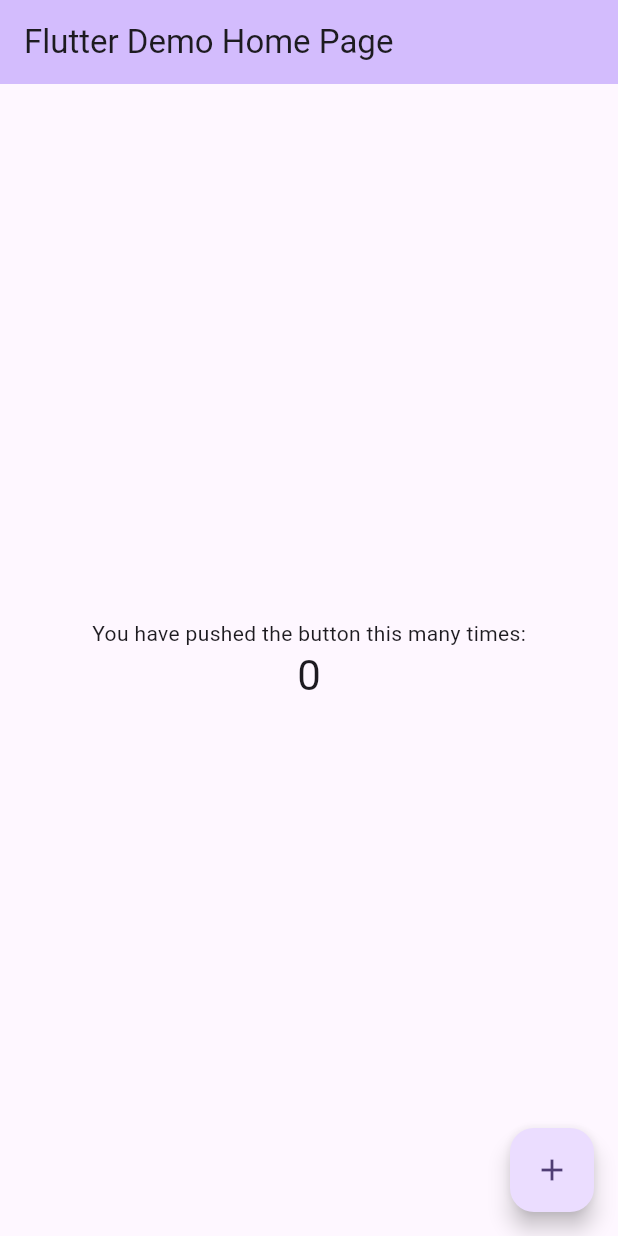
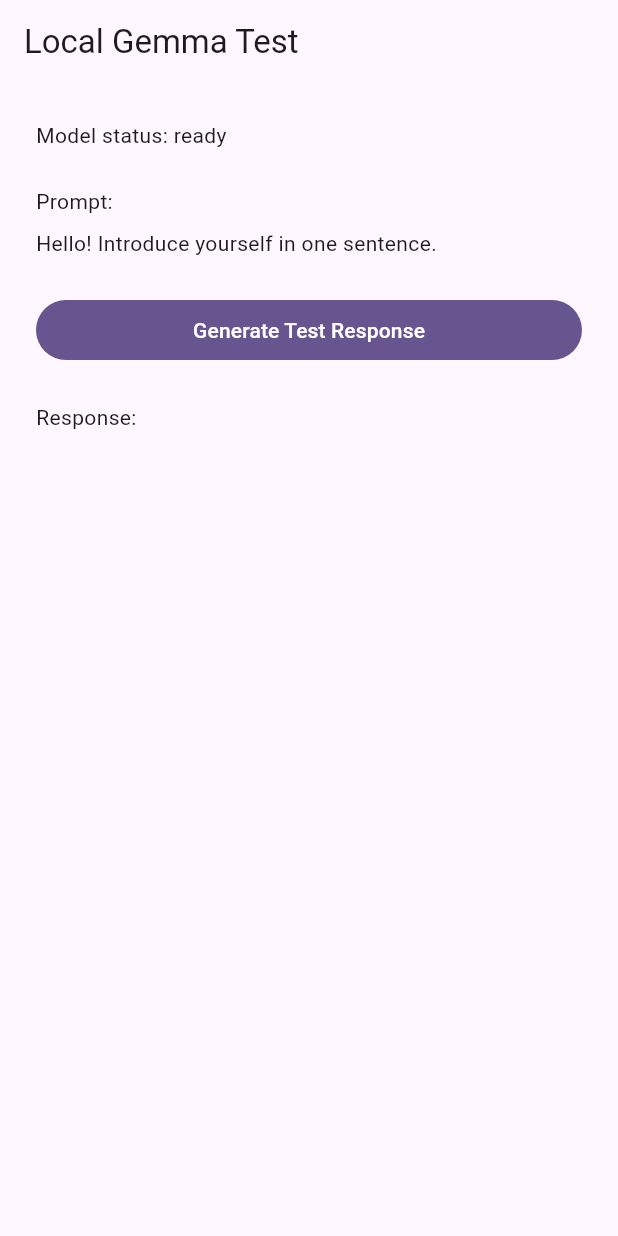
Before and after one commit to dilipJasrajani/slm_ai_chatbot, a Flutter app: the screen it shows after launch, on a phone screen of 412 x 824 dp. Run offline on Flutter 3.47's test engine with Material 3 defaults, Android fonts, the phone set to English and light mode, and no system bars; missing offline and left inert: flutter_gemma, flutter_gemma_mediapipe.

Commit message:
Local SLM ready and working. It generated response locally

```diff
--- /dev/null
+++ b/lib/domain/llm/local_llm_service.dart
@@ -0,0 +1,7 @@
+abstract interface class LocalLlmService {
+  Stream<String> generate(String prompt);
+
+  Future<void> stop();
+
+  Future<void> dispose();
+}
--- /dev/null
+++ b/lib/domain/model/local_model_manager.dart
@@ -0,0 +1,57 @@
+import 'dart:async';
+
+import 'local_model_repository.dart';
+import 'model_status.dart';
+
+class LocalModelManager {
+  LocalModelManager(this._repository);
+
+  final LocalModelRepository _repository;
+  final StreamController<ModelState> _states =
+      StreamController<ModelState>.broadcast();
+
+  ModelState _state = const ModelState.notDownloaded();
+  Future<ModelState>? _ongoingOperation;
+
+  ModelState get state => _state;
+
+  Stream<ModelState> get states => _states.stream;
+
+  Future<ModelState> ensureReady() {
+    return _ongoingOperation ??= _ensureReady().whenComplete(
+      () => _ongoingOperation = null,
+    );
+  }
+
+  Future<ModelState> _ensureReady() async {
+    try {
+      final isInstalled = await _repository.isInstalled();
+
+      if (!isInstalled) {
+        _emit(const ModelState.notDownloaded());
+        _emit(const ModelState.downloading(0));
+        await _repository.download(onProgress: _onDownloadProgress);
+      }
+
+      _emit(const ModelState.downloaded());
+      _emit(const ModelState.loading());
+      await _repository.load();
+      _emit(const ModelState.ready());
+    } catch (error) {
+      _emit(ModelState.error(error.toString()));
+    }
+
+    return _state;
+  }
+
+  void _onDownloadProgress(int progress) {
+    _emit(ModelState.downloading(progress));
+  }
+
+  void _emit(ModelState state) {
+    _state = state;
+    _states.add(state);
+  }
+
+  Future<void> dispose() => _states.close();
+}
--- /dev/null
+++ b/lib/domain/model/local_model_repository.dart
@@ -0,0 +1,7 @@
+abstract interface class LocalModelRepository {
+  Future<bool> isInstalled();
+
+  Future<void> download({required void Function(int progress) onProgress});
+
+  Future<void> load();
+}
--- /dev/null
+++ b/lib/domain/model/model_status.dart
@@ -0,0 +1,34 @@
+enum ModelStatus {
+  notDownloaded,
+  downloading,
+  downloaded,
+  loading,
+  ready,
+  error,
+}
+
+class ModelState {
+  const ModelState._({
+    required this.status,
+    this.downloadProgress,
+    this.errorMessage,
+  });
+
+  const ModelState.notDownloaded() : this._(status: ModelStatus.notDownloaded);
+
+  const ModelState.downloading(int progress)
+    : this._(status: ModelStatus.downloading, downloadProgress: progress);
+
+  const ModelState.downloaded() : this._(status: ModelStatus.downloaded);
+
+  const ModelState.loading() : this._(status: ModelStatus.loading);
+
+  const ModelState.ready() : this._(status: ModelStatus.ready);
+
+  const ModelState.error(String message)
+    : this._(status: ModelStatus.error, errorMessage: message);
+
+  final ModelStatus status;
+  final int? downloadProgress;
+  final String? errorMessage;
+}
--- a/lib/main.dart
+++ b/lib/main.dart
@@ -1,121 +1,53 @@
+import 'dart:async';
+
 import 'package:flutter/material.dart';
+import 'package:flutter_gemma/flutter_gemma.dart';
+import 'package:flutter_gemma_mediapipe/flutter_gemma_mediapipe.dart';
 
-void main() {
-  runApp(const MyApp());
+import 'data/llm/flutter_gemma_local_llm_service.dart';
+import 'data/llm/flutter_gemma_local_model_repository.dart';
+import 'domain/llm/local_llm_service.dart';
+import 'domain/model/local_model_manager.dart';
+import 'presentation/local_inference_screen.dart';
+
+late final LocalModelManager _modelManager;
+late final LocalLlmService _llmService;
+
+Future<void> main() async {
+  WidgetsFlutterBinding.ensureInitialized();
+  await FlutterGemma.initialize(inferenceEngines: [MediaPipeEngine()]);
+
+  final modelRepository = FlutterGemmaLocalModelRepository(
+    downloadToken: const String.fromEnvironment('HUGGING_FACE_TOKEN'),
+  );
+  _modelManager = LocalModelManager(modelRepository);
+  _llmService = FlutterGemmaLocalLlmService(
+    modelProvider: () async => modelRepository.loadedModel,
+    releaseModel: modelRepository.releaseLoadedModel,
+  );
+  unawaited(_modelManager.ensureReady());
+
+  runApp(MyApp(modelManager: _modelManager, llmService: _llmService));
 }
 
 class MyApp extends StatelessWidget {
-  const MyApp({super.key});
+  const MyApp({
+    required this.modelManager,
+    required this.llmService,
+    super.key,
+  });
 
-  // This widget is the root of your application.
+  final LocalModelManager modelManager;
+  final LocalLlmService llmService;
+
   @override
   Widget build(BuildContext context) {
     return MaterialApp(
-      title: 'Flutter Demo',
-      theme: ThemeData(
-        // This is the theme of your application.
-        //
-        // TRY THIS: Try running your application with "flutter run". You'll see
-        // the application has a purple toolbar. Then, without quitting the app,
-        // try changing the seedColor in the colorScheme below to Colors.green
-        // and then invoke "hot reload" (save your changes or press the "hot
-        // reload" button in a Flutter-supported IDE, or press "r" if you used
-        // the command line to start the app).
-        //
-        // Notice that the counter didn't reset back to zero; the application
-        // state is not lost during the reload. To reset the state, use hot
-        // restart instead.
-        //
-        // This works for code too, not just values: Most code changes can be
-        // tested with just a hot reload.
-        colorScheme: .fromSeed(seedColor: Colors.deepPurple),
-      ),
-      home: const MyHomePage(title: 'Flutter Demo Home Page'),
-    );
-  }
-}
-
-class MyHomePage extends StatefulWidget {
-  const MyHomePage({super.key, required this.title});
-
-  // This widget is the home page of your application. It is stateful, meaning
-  // that it has a State object (defined below) that contains fields that affect
-  // how it looks.
-
-  // This class is the configuration for the state. It holds the values (in this
-  // case the title) provided by the parent (in this case the App widget) and
-  // used by the build method of the State. Fields in a Widget subclass are
-  // always marked "final".
-
-  final String title;
-
-  @override
-  State<MyHomePage> createState() => _MyHomePageState();
-}
-
-class _MyHomePageState extends State<MyHomePage> {
-  int _counter = 0;
-
-  void _incrementCounter() {
-    setState(() {
-      // This call to setState tells the Flutter framework that something has
-      // changed in this State, which causes it to rerun the build method below
-      // so that the display can reflect the updated values. If we changed
-      // _counter without calling setState(), then the build method would not be
-      // called again, and so nothing would appear to happen.
-      _counter++;
-    });
-  }
-
-  @override
-  Widget build(BuildContext context) {
-    // This method is rerun every time setState is called, for instance as done
-    // by the _incrementCounter method above.
-    //
-    // The Flutter framework has been optimized to make rerunning build methods
-    // fast, so that you can just rebuild anything that needs updating rather
-    // than having to individually change instances of widgets.
-    return Scaffold(
-      appBar: AppBar(
-        // TRY THIS: Try changing the color here to a specific color (to
-        // Colors.amber, perhaps?) and trigger a hot reload to see the AppBar
-        // change color while the other colors stay the same.
-        backgroundColor: Theme.of(context).colorScheme.inversePrimary,
-        // Here we take the value from the MyHomePage object that was created by
-        // the App.build method, and use it to set our appbar title.
-        title: Text(widget.title),
-      ),
-      body: Center(
-        // Center is a layout widget. It takes a single child and positions it
-        // in the middle of the parent.
-        child: Column(
-          // Column is also a layout widget. It takes a list of children and
-          // arranges them vertically. By default, it sizes itself to fit its
-          // children horizontally, and tries to be as tall as its parent.
-          //
-          // Column has various properties to control how it sizes itself and
-          // how it positions its children. Here we use mainAxisAlignment to
-          // center the children vertically; the main axis here is the vertical
-          // axis because Columns are vertical (the cross axis would be
-          // horizontal).
-          //
-          // TRY THIS: Invoke "debug painting" (choose the "Toggle Debug Paint"
-          // action in the IDE, or press "p" in the console), to see the
-          // wireframe for each widget.
-          mainAxisAlignment: .center,
-          children: [
-            const Text('You have pushed the button this many times:'),
-            Text(
-              '$_counter',
-              style: Theme.of(context).textTheme.headlineMedium,
-            ),
-          ],
-        ),
-      ),
-      floatingActionButton: FloatingActionButton(
-        onPressed: _incrementCounter,
-        tooltip: 'Increment',
-        child: const Icon(Icons.add),
+      title: 'Local Gemma Test',
+      theme: ThemeData(colorScheme: .fromSeed(seedColor: Colors.deepPurple)),
+      home: LocalInferenceScreen(
+        modelManager: modelManager,
+        llmService: llmService,
       ),
     );
   }
--- /dev/null
+++ b/lib/presentation/local_inference_screen.dart
@@ -0,0 +1,145 @@
+import 'dart:async';
+
+import 'package:flutter/material.dart';
+
+import '../domain/llm/local_llm_service.dart';
+import '../domain/model/local_model_manager.dart';
+import '../domain/model/model_status.dart';
+
+class LocalInferenceScreen extends StatefulWidget {
+  const LocalInferenceScreen({
+    required this.modelManager,
+    required this.llmService,
+    super.key,
+  });
+
+  final LocalModelManager modelManager;
+  final LocalLlmService llmService;
+
+  @override
+  State<LocalInferenceScreen> createState() => _LocalInferenceScreenState();
+}
+
+class _LocalInferenceScreenState extends State<LocalInferenceScreen> {
+  static const _prompt = 'Hello! Introduce yourself in one sentence.';
+
+  late ModelState _modelState;
+  StreamSubscription<ModelState>? _modelStateSubscription;
+  var _isGenerating = false;
+  var _response = '';
+  String? _generationError;
+
+  @override
+  void initState() {
+    super.initState();
+    _modelState = widget.modelManager.state;
+    _modelStateSubscription = widget.modelManager.states.listen((state) {
+      if (mounted) {
+        setState(() => _modelState = state);
+      }
+    });
+    unawaited(widget.modelManager.ensureReady());
+  }
+
+  @override
+  void dispose() {
+    unawaited(_modelStateSubscription?.cancel());
+    unawaited(widget.llmService.dispose());
+    super.dispose();
+  }
+
+  Future<void> _generateResponse() async {
+    if (_isGenerating || _modelState.status != ModelStatus.ready) {
+      return;
+    }
+
+    setState(() {
+      _isGenerating = true;
+      _response = '';
+      _generationError = null;
+    });
+
+    try {
+      await for (final chunk in widget.llmService.generate(_prompt)) {
+        if (!mounted) {
+          return;
+        }
+        setState(() => _response += chunk);
+      }
+    } catch (error) {
+      if (mounted) {
+        setState(() => _generationError = error.toString());
+      }
+    } finally {
+      if (mounted) {
+        setState(() => _isGenerating = false);
+      }
+    }
+  }
+
+  Future<void> _stopGeneration() async {
+    try {
+      await widget.llmService.stop();
+    } catch (error) {
+      if (mounted) {
+        setState(() => _generationError = error.toString());
+      }
+    }
+  }
+
+  @override
+  Widget build(BuildContext context) {
+    final modelError = _modelState.status == ModelStatus.error
+        ? _modelState.errorMessage
+        : null;
+    final canGenerate =
+        _modelState.status == ModelStatus.ready && !_isGenerating;
+
+    return Scaffold(
+      appBar: AppBar(title: const Text('Local Gemma Test')),
+      body: SafeArea(
+        child: Padding(
+          padding: const EdgeInsets.all(24),
+          child: Column(
+            crossAxisAlignment: CrossAxisAlignment.stretch,
+            children: [
+              Text('Model status: ${_modelState.status.name}'),
+              if (_modelState.status == ModelStatus.downloading)
+                Padding(
+                  padding: const EdgeInsets.only(top: 8),
+                  child: LinearProgressIndicator(
+                    value: (_modelState.downloadProgress ?? 0) / 100,
+                  ),
+                ),
+              const SizedBox(height: 24),
+              const Text('Prompt:'),
+              const SizedBox(height: 8),
+              const Text(_prompt),
+              const SizedBox(height: 24),
+              FilledButton(
+                onPressed: canGenerate ? _generateResponse : null,
+                child: const Text('Generate Test Response'),
+              ),
+              if (_isGenerating)
+                Padding(
+                  padding: const EdgeInsets.only(top: 8),
+                  child: OutlinedButton(
+                    onPressed: _stopGeneration,
+                    child: const Text('Stop'),
+                  ),
+                ),
+              const SizedBox(height: 24),
+              const Text('Response:'),
+              const SizedBox(height: 8),
+              Expanded(
+                child: SingleChildScrollView(
+                  child: Text(_generationError ?? modelError ?? _response),
+                ),
+              ),
+            ],
+          ),
+        ),
+      ),
+    );
+  }
+}
--- a/pubspec.yaml
+++ b/pubspec.yaml
@@ -34,6 +34,8 @@
   # The following adds the Cupertino Icons font to your application.
   # Use with the CupertinoIcons class for iOS style icons.
   cupertino_icons: ^1.0.8
+  flutter_gemma: 1.0.0-rc.1
+  flutter_gemma_mediapipe: 1.0.0-rc.1
 
 dev_dependencies:
   flutter_test:
```
Also changed, not shown: lib/data/llm/flutter_gemma_local_llm_service.dart (added, +52 -0 lines), lib/data/llm/flutter_gemma_local_model_repository.dart (added, +51 -0 lines), pubspec.lock, 15 other files.
